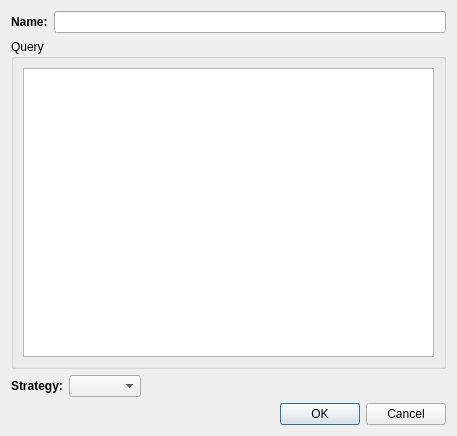
Above: PeTedit/Dialogs/QueryDialog.ui from jonasfj/PeTe before the change. Below: the same form after it.
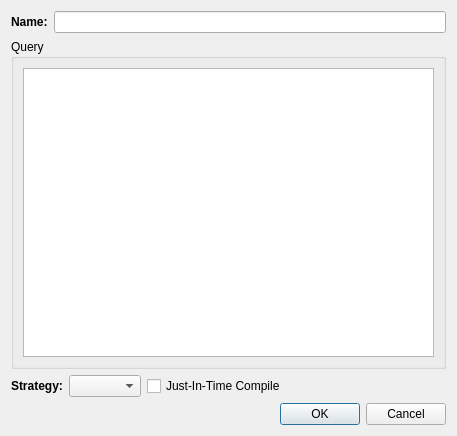
That is the form after the change. Custom widgets are drawn as their Qt base class.

Diff of the .ui file:
```diff
--- a/PeTedit/Dialogs/QueryDialog.ui
+++ b/PeTedit/Dialogs/QueryDialog.ui
@@ -72,6 +72,13 @@
        </property>
       </widget>
      </item>
+     <item>
+      <widget class="QCheckBox" name="jitCheckBox">
+       <property name="text">
+        <string>Just-In-Time Compile</string>
+       </property>
+      </widget>
+     </item>
      <item>
       <spacer name="horizontalSpacer">
        <property name="orientation">
```
